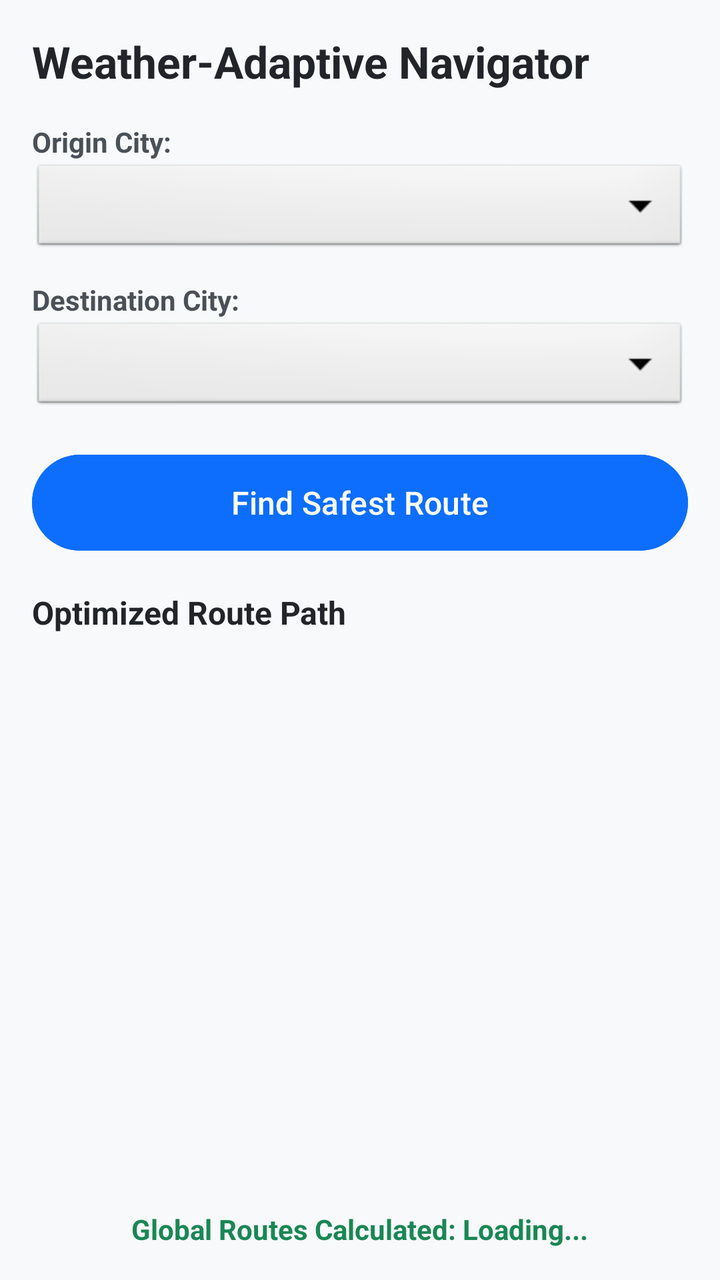
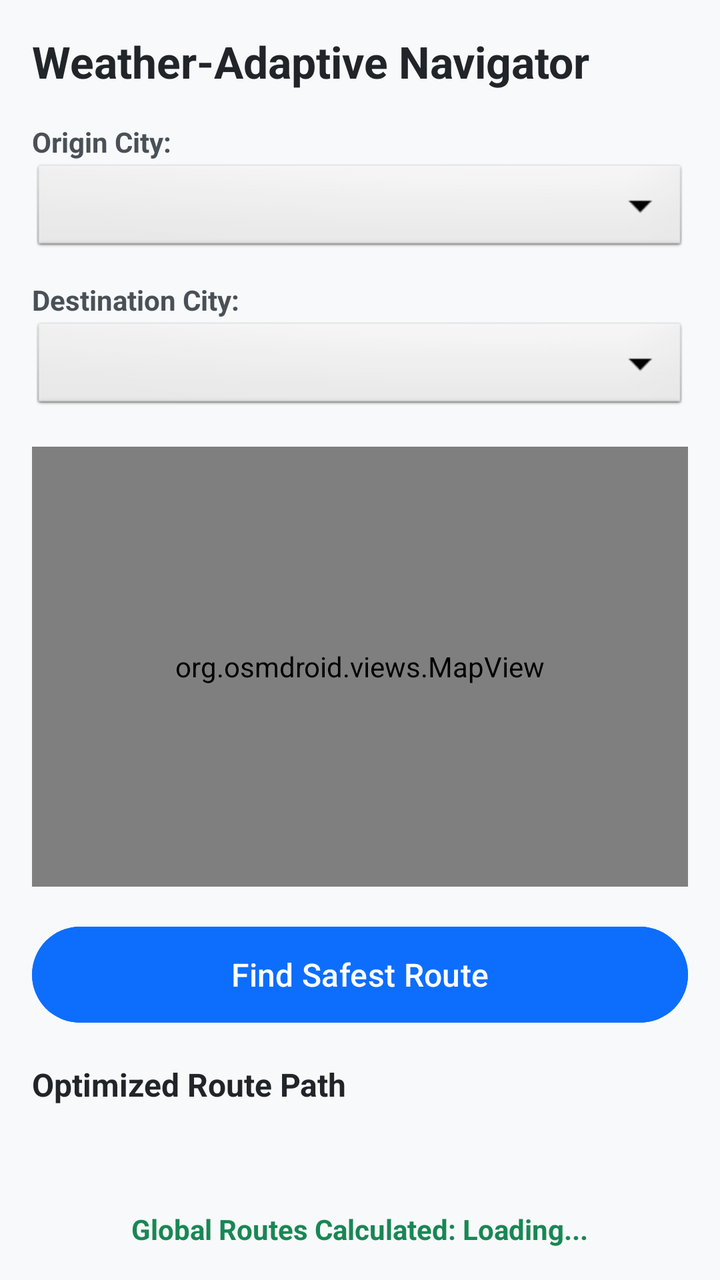

Before-and-after screenshots of an Android layout around one commit, followed by the original layout XML and the change that was made.
<!-- AndroidManifest.xml: application theme Theme.WeatherRoutePlanner -->
<!-- res/layout/activity_main.xml -->
<?xml version="1.0" encoding="utf-8"?>
<LinearLayout xmlns:android="http://schemas.android.com/apk/res/android"
    xmlns:tools="http://schemas.android.com/tools"
    android:layout_width="match_parent"
    android:layout_height="match_parent"
    android:orientation="vertical"
    android:padding="16dp"
    android:background="#F8F9FA"
    tools:context=".MainActivity">

    <TextView
        android:layout_width="wrap_content"
        android:layout_height="wrap_content"
        android:text="Weather-Adaptive Navigator"
        android:textSize="22sp"
        android:textStyle="bold"
        android:textColor="#212529"
        android:layout_marginBottom="16dp" />

    
    <TextView
        android:layout_width="wrap_content"
        android:layout_height="wrap_content"
        android:text="Origin City:"
        android:textStyle="bold"
        android:textColor="#495057" />

    <Spinner
        android:id="@+id/spinnerOrigin"
        android:layout_width="match_parent"
        android:layout_height="48dp"
        android:layout_marginBottom="12dp"
        android:background="@android:drawable/btn_dropdown" />

    
    <TextView
        android:layout_width="wrap_content"
        android:layout_height="wrap_content"
        android:text="Destination City:"
        android:textStyle="bold"
        android:textColor="#495057" />

    <Spinner
        android:id="@+id/spinnerDestination"
        android:layout_width="match_parent"
        android:layout_height="48dp"
        android:layout_marginBottom="16dp"
        android:background="@android:drawable/btn_dropdown" />

    
    <Button
        android:id="@+id/btnCalculateRoute"
        android:layout_width="match_parent"
        android:layout_height="56dp"
        android:text="Find Safest Route"
        android:textSize="16sp"
        android:backgroundTint="#0D6EFD"
        android:textColor="#FFFFFF" />

    
    <ProgressBar
        android:id="@+id/progressBar"
        android:layout_width="wrap_content"
        android:layout_height="wrap_content"
        android:layout_gravity="center"
        android:layout_marginTop="12dp"
        android:visibility="gone" />

    <TextView
        android:layout_width="wrap_content"
        android:layout_height="wrap_content"
        android:text="Optimized Route Path"
        android:textSize="16sp"
        android:textStyle="bold"
        android:textColor="#212529"
        android:layout_marginTop="16dp"
        android:layout_marginBottom="8dp" />

    
    <androidx.recyclerview.widget.RecyclerView
        android:id="@+id/recyclerViewRoute"
        android:layout_width="match_parent"
        android:layout_height="0dp"
        android:layout_weight="1"
        android:scrollbars="vertical" />
    
    <TextView
        android:id="@+id/tvGlobalCounter"
        android:layout_width="wrap_content"
        android:layout_height="wrap_content"
        android:layout_gravity="center"
        android:layout_marginTop="12dp"
        android:text="Global Routes Calculated: Loading..."
        android:textColor="#198754"
        android:textSize="14sp"
        android:textStyle="bold" />

</LinearLayout>
<!-- resources referenced by this layout -->
<resources>
  <style name="Theme.WeatherRoutePlanner" parent="Base.Theme.WeatherRoutePlanner" />
  <style name="Base.Theme.WeatherRoutePlanner" parent="Theme.Material3.DayNight.NoActionBar">
          
          
      </style>
</resources>

<!-- the commit's change to res/layout/activity_main.xml (unified diff, before → after) -->
@@ -48,6 +48,13 @@
         android:background="@android:drawable/btn_dropdown" />
 
     
+    <org.osmdroid.views.MapView
+        android:id="@+id/mapView"
+        android:layout_width="match_parent"
+        android:layout_height="220dp"
+        android:layout_marginBottom="16dp" />
+
+    
     <Button
         android:id="@+id/btnCalculateRoute"
         android:layout_width="match_parent"
